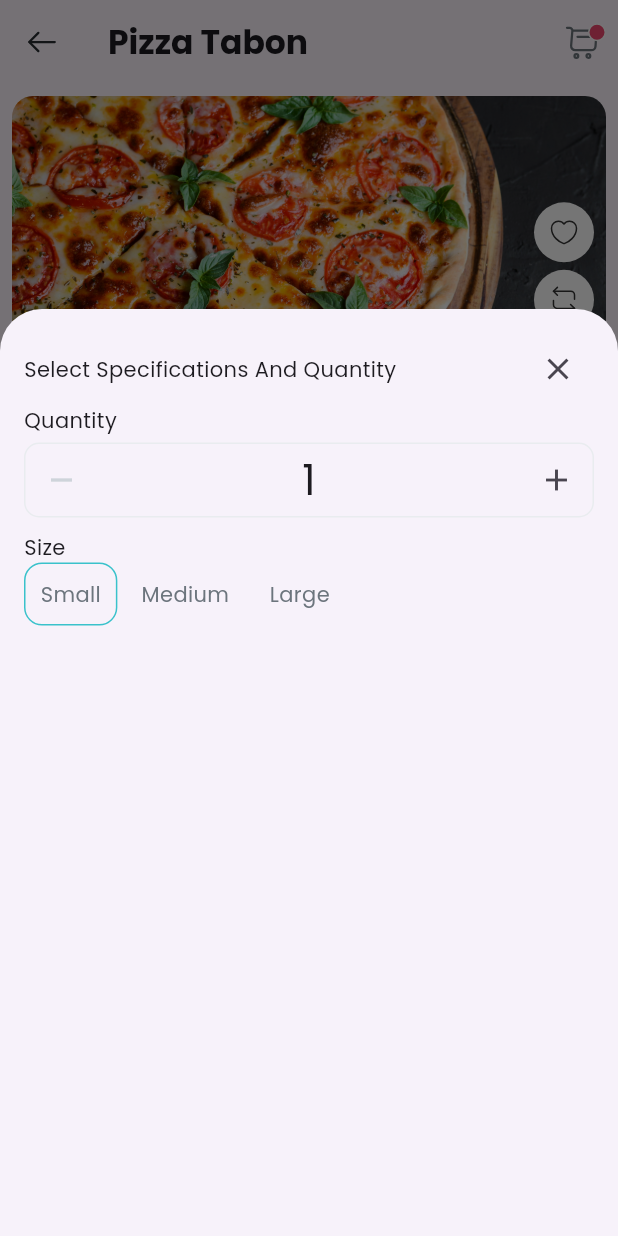
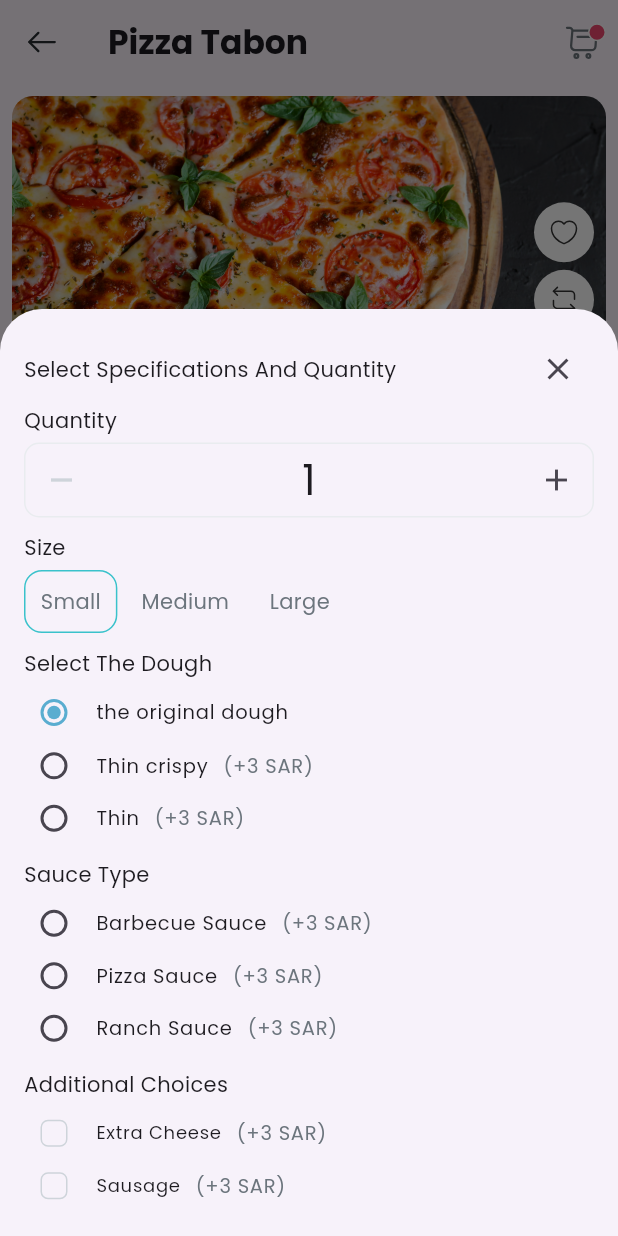
Before and after one commit to Marwanhoo/mostaql-hq-project, a Flutter app: the PizzaTabonScreen screen opened directly, after a tap on "Select Specifications And Quantity", on a phone screen of 412 x 824 dp. Run offline on Flutter 3.47's test engine with Material 3 defaults, Android fonts, the phone set to English and light mode, and no system bars; drawn by our look-alikes of flutter_rating_bar; our stand-ins replace flutter_svg, google_fonts.

Commit message:
finish home

```diff
--- a/lib/main.dart
+++ b/lib/main.dart
@@ -13,7 +13,7 @@ class MyApp extends StatelessWidget {
   Widget build(BuildContext context) {
     return MaterialApp(
       debugShowCheckedModeBanner: false,
-      title: 'Flutter Demo',
+      title: 'Muhammad Marwan',
       theme: ThemeData(
         useMaterial3: true,
         textTheme: GoogleFonts.poppinsTextTheme(),
--- a/lib/screens/pizza_tabon_screen.dart
+++ b/lib/screens/pizza_tabon_screen.dart
@@ -5,6 +5,8 @@ import 'package:mostaql_hq_project/colors/app_colors.dart';
 import 'package:mostaql_hq_project/components/components.dart';
 import 'package:mostaql_hq_project/styles/app_styles.dart';
 import 'package:mostaql_hq_project/widgets/quantity_add_and_remove_widget.dart';
+import 'package:mostaql_hq_project/widgets/select_check_list_tile_pizza_widget.dart';
+import 'package:mostaql_hq_project/widgets/select_radio_list_tile_pizza_widget.dart';
 import 'package:mostaql_hq_project/widgets/size_pizza_widget.dart';
 
 class PizzaTabonScreen extends StatelessWidget {
@@ -143,15 +145,18 @@ class PizzaTabonScreen extends StatelessWidget {
                         padding: const EdgeInsets.all(16),
                         width: double.infinity,
                         height: MediaQuery.of(context).size.height * 0.75,
-                        child:  Column(
+                        child: SingleChildScrollView(
+                          child: Column(
                             crossAxisAlignment: CrossAxisAlignment.start,
                             children: [
                               Row(
-                              mainAxisAlignment: MainAxisAlignment.spaceBetween,
+                                mainAxisAlignment:
+                                    MainAxisAlignment.spaceBetween,
                                 children: [
-                                 const Text("Select Specifications And Quantity"),
+                                  const Text(
+                                      "Select Specifications And Quantity"),
                                   CloseButton(
-                                  onPressed: (){
+                                    onPressed: () {
                                       Navigator.of(context).pop();
                                     },
                                   ),
@@ -162,9 +167,27 @@ class PizzaTabonScreen extends StatelessWidget {
                               const QuantityAddAndRemoveWidget(),
                               const SizedBox(height: 10),
                               const Text("Size"),
+                              const SizedBox(height: 5),
                               const SizePizzaWidget(),
-
+                              const SizedBox(height: 10),
+                              const Text("Select The Dough"),
+                              const SizedBox(height: 5),
+                              const SelectTheDoughPizzaWidget(),
+                              const SizedBox(height: 10),
+                              const Text("Sauce Type"),
+                              const SizedBox(height: 5),
+                              const SelectSauceTypePizzaWidget(),
+                              const SizedBox(height: 10),
+                              const Text("Additional Choices"),
+                              const SizedBox(height: 5),
+                              const AdditionalChoicesPizzaWidget(),
+                              const SizedBox(height: 10),
+                              const Text("Additional Choices"),
+                              const SizedBox(height: 5),
+                              const RemoveChoicesPizzaWidget(),
+                              const SizedBox(height: 10),
                             ],
+                          ),
                         ),
                       );
                     },
--- /dev/null
+++ b/lib/widgets/select_check_list_tile_pizza_widget.dart
@@ -0,0 +1,325 @@
+import 'package:flutter/material.dart';
+import 'package:mostaql_hq_project/colors/app_colors.dart';
+
+class AdditionalChoicesPizzaWidget extends StatefulWidget {
+  const AdditionalChoicesPizzaWidget({super.key});
+
+  @override
+  State<AdditionalChoicesPizzaWidget> createState() =>
+      _AdditionalChoicesPizzaWidgetState();
+}
+
+class _AdditionalChoicesPizzaWidgetState
+    extends State<AdditionalChoicesPizzaWidget> {
+  bool extraCheese = false;
+  bool sausage = false;
+  bool garlicBread = false;
+  bool ketchup = false;
+
+  @override
+  Widget build(BuildContext context) {
+    return Column(
+      children: [
+        CheckboxListTile(
+          side: MaterialStateBorderSide.resolveWith((states) {
+            if(states.contains(MaterialState.selected)){
+              return BorderSide.none;
+            }else{
+              return  BorderSide(
+                color: AppColors.greyColor,
+              );
+            }
+
+          }),
+          checkboxShape: RoundedRectangleBorder(
+            borderRadius: BorderRadius.circular(5),
+          ),
+          activeColor: AppColors.primaryColor,
+          title: Row(
+            children: [
+              const Text(
+                "Extra Cheese",
+                style: TextStyle(fontSize: 12), // Reduce text size
+              ),
+              const SizedBox(width: 10),
+              Text(
+                "(+3 SAR)",
+                style: TextStyle(
+                  color: AppColors.greyColor2,
+                ),
+              ),
+            ],
+          ),
+          contentPadding: EdgeInsets.zero,
+          controlAffinity: ListTileControlAffinity.leading,
+          visualDensity: const VisualDensity(horizontal: -4, vertical: -4),
+          dense: true,
+          value: extraCheese,
+          onChanged: (bool? checked) {
+            setState(() {
+              extraCheese = checked!;
+            });
+          },
+        ),
+        CheckboxListTile(
+          side: MaterialStateBorderSide.resolveWith((states) {
+            if(states.contains(MaterialState.selected)){
+              return BorderSide.none;
+            }else{
+              return  BorderSide(
+                color: AppColors.greyColor,
+              );
+            }
+
+          }),
+          checkboxShape: RoundedRectangleBorder(
+            borderRadius: BorderRadius.circular(5),
+          ),
+          activeColor: AppColors.primaryColor,
+          title: Row(
+            children: [
+              const Text(
+                "Sausage",
+                style: TextStyle(fontSize: 12), // Reduce text size
+              ),
+              const SizedBox(width: 10),
+              Text(
+                "(+3 SAR)",
+                style: TextStyle(
+                  color: AppColors.greyColor2,
+                ),
+              ),
+            ],
+          ),
+          contentPadding: EdgeInsets.zero,
+          controlAffinity: ListTileControlAffinity.leading,
+          visualDensity: const VisualDensity(horizontal: -4, vertical: -4),
+          dense: true,
+          value: sausage,
+          onChanged: (bool? checked) {
+            setState(() {
+              sausage = checked!;
+            });
+          },
+        ),
+        CheckboxListTile(
+          side: MaterialStateBorderSide.resolveWith((states) {
+            if(states.contains(MaterialState.selected)){
+              return BorderSide.none;
+            }else{
+              return  BorderSide(
+                color: AppColors.greyColor,
+              );
+            }
+
+          }),
+          checkboxShape: RoundedRectangleBorder(
+            borderRadius: BorderRadius.circular(5),
+          ),
+          activeColor: AppColors.primaryColor,
+          title: Row(
+            children: [
+              const Text(
+                "Garlic Bread ",
+                style: TextStyle(fontSize: 12), // Reduce text size
+              ),
+              const SizedBox(width: 10),
+              Text(
+                "(1 Pieces +3 SAR)",
+                style: TextStyle(
+                  color: AppColors.greyColor2,
+                ),
+              ),
+            ],
+          ),
+          contentPadding: EdgeInsets.zero,
+          controlAffinity: ListTileControlAffinity.leading,
+          visualDensity: const VisualDensity(horizontal: -4, vertical: -4),
+          dense: true,
+          value: garlicBread,
+          onChanged: (bool? checked) {
+            setState(() {
+              garlicBread = checked!;
+            });
+          },
+        ),
+        CheckboxListTile(
+          side: MaterialStateBorderSide.resolveWith((states) {
+            if(states.contains(MaterialState.selected)){
+              return BorderSide.none;
+            }else{
+              return  BorderSide(
+                color: AppColors.greyColor,
+              );
+            }
+
+          }),
+          checkboxShape: RoundedRectangleBorder(
+            borderRadius: BorderRadius.circular(5),
+          ),
+          activeColor: AppColors.primaryColor,
+          title: const Text(
+            "Ketchup",
+            style: TextStyle(fontSize: 12), // Reduce text size
+          ),
+          contentPadding: EdgeInsets.zero,
+          controlAffinity: ListTileControlAffinity.leading,
+          visualDensity: const VisualDensity(horizontal: -4, vertical: -4),
+          dense: true,
+          value: ketchup,
+          onChanged: (bool? checked) {
+            setState(() {
+              ketchup = checked!;
+            });
+          },
+        ),
+      ],
+    );
+  }
+}
+
+class RemoveChoicesPizzaWidget extends StatefulWidget {
+  const RemoveChoicesPizzaWidget({super.key});
+
+  @override
+  State<RemoveChoicesPizzaWidget> createState() =>
+      _RemoveChoicesPizzaWidgetState();
+}
+
+class _RemoveChoicesPizzaWidgetState extends State<RemoveChoicesPizzaWidget> {
+  bool tomato = false;
+  bool sausage = false;
+  bool garlicBread = false;
+  bool ketchup = false;
+
+  @override
+  Widget build(BuildContext context) {
+    return Column(
+      children: [
+        CheckboxListTile(
+          side: MaterialStateBorderSide.resolveWith((states) {
+            if(states.contains(MaterialState.selected)){
+              return BorderSide.none;
+            }else{
+              return  BorderSide(
+                color: AppColors.greyColor,
+              );
+            }
+
+          }),
+          checkboxShape: RoundedRectangleBorder(
+            borderRadius: BorderRadius.circular(5),
+          ),
+          activeColor: AppColors.primaryColor,
+          title: const Text(
+            "Tomato",
+            style: TextStyle(fontSize: 12), // Reduce text size
+          ),
+          contentPadding: EdgeInsets.zero,
+          controlAffinity: ListTileControlAffinity.leading,
+          visualDensity: const VisualDensity(horizontal: -4, vertical: -4),
+          dense: true,
+          value: tomato,
+          onChanged: (bool? checked) {
+            setState(() {
+              tomato = checked!;
+            });
+          },
+        ),
+        CheckboxListTile(
+          side: MaterialStateBorderSide.resolveWith((states) {
+            if(states.contains(MaterialState.selected)){
+              return BorderSide.none;
+            }else{
+              return  BorderSide(
+                color: AppColors.greyColor,
+              );
+            }
+
+          }),
+          checkboxShape: RoundedRectangleBorder(
+            borderRadius: BorderRadius.circular(5),
+          ),
+          activeColor: AppColors.primaryColor,
+          title: const Text(
+            "Sausage",
+            style: TextStyle(fontSize: 12), // Reduce text size
+          ),
+          contentPadding: EdgeInsets.zero,
+          controlAffinity: ListTileControlAffinity.leading,
+          visualDensity: const VisualDensity(horizontal: -4, vertical: -4),
+          dense: true,
+          value: sausage,
+          onChanged: (bool? checked) {
+            setState(() {
+              sausage = checked!;
+            });
+          },
+        ),
+        CheckboxListTile(
+          side: MaterialStateBorderSide.resolveWith((states) {
+            if(states.contains(MaterialState.selected)){
+              return BorderSide.none;
+            }else{
+              return  BorderSide(
+                color: AppColors.greyColor,
+              );
+            }
+
+          }),
+          checkboxShape: RoundedRectangleBorder(
+            borderRadius: BorderRadius.circular(5),
+          ),
+          activeColor: AppColors.primaryColor,
+          title: const Text(
+            "Garlic Bread ",
+            style: TextStyle(fontSize: 12), // Reduce text size
+          ),
+          contentPadding: EdgeInsets.zero,
+          controlAffinity: ListTileControlAffinity.leading,
+          visualDensity: const VisualDensity(horizontal: -4, vertical: -4),
+          dense: true,
+          value: garlicBread,
+          onChanged: (bool? checked) {
+            setState(() {
+              garlicBread = checked!;
+            });
+          },
+        ),
+        CheckboxListTile(
+          side: MaterialStateBorderSide.resolveWith((states) {
+            if(states.contains(MaterialState.selected)){
+              return BorderSide.none;
+            }else{
+              return  BorderSide(
+                color: AppColors.greyColor,
+              );
+            }
+
+          }),
+          checkboxShape: RoundedRectangleBorder(
+            borderRadius: BorderRadius.circular(5),
+          ),
+          activeColor: AppColors.primaryColor,
+          shape: RoundedRectangleBorder(
+            borderRadius: BorderRadius.circular(10),
+          ),
+          title: const Text(
+            "Ketchup",
+            style: TextStyle(fontSize: 12), // Reduce text size
+          ),
+          contentPadding: EdgeInsets.zero,
+          controlAffinity: ListTileControlAffinity.leading,
+          visualDensity: const VisualDensity(horizontal: -4, vertical: -4),
+          dense: true,
+          value: ketchup,
+          onChanged: (bool? checked) {
+            setState(() {
+              ketchup = checked!;
+            });
+          },
+        ),
+      ],
+    );
+  }
+}
--- /dev/null
+++ b/lib/widgets/select_radio_list_tile_pizza_widget.dart
@@ -0,0 +1,137 @@
+import 'package:flutter/material.dart';
+import 'package:mostaql_hq_project/colors/app_colors.dart';
+import 'package:mostaql_hq_project/styles/app_styles.dart';
+
+class SelectTheDoughPizzaWidget extends StatefulWidget {
+  const SelectTheDoughPizzaWidget({super.key});
+
+  @override
+  State<SelectTheDoughPizzaWidget> createState() =>
+      _SelectTheDoughPizzaWidgetState();
+}
+
+class _SelectTheDoughPizzaWidgetState extends State<SelectTheDoughPizzaWidget> {
+  String selectedDough = "The Original Dough";
+
+  @override
+  Widget build(BuildContext context) {
+    return Column(
+      children: [
+        buildRadioListTile(
+          value: "The Original Dough",
+          text: "the original dough",
+        ),
+        buildRadioListTile(
+          value: "Thin Crispy",
+          text: "Thin crispy",
+          textPrice: "(+3 SAR)",
+        ),
+        buildRadioListTile(
+          value: "Thin",
+          text: "Thin",
+          textPrice: "(+3 SAR)",
+        ),
+      ],
+    );
+  }
+
+  RadioListTile<String> buildRadioListTile({
+    required String value,
+    required String text,
+    String? textPrice,
+  }) {
+    return RadioListTile<String>(
+      activeColor: AppColors.primaryColor,
+      contentPadding: EdgeInsets.zero,
+      visualDensity: const VisualDensity(horizontal: -4, vertical: -4),
+      dense: true,
+      title: Row(
+        children: [
+          Text(text),
+          const SizedBox(width: 10),
+          Text(
+            textPrice ?? "",
+            style: TextStyle(
+              color: AppColors.greyColor2,
+            ),
+          ),
+        ],
+      ),
+      value: value,
+      groupValue: selectedDough,
+      onChanged: (value) {
+        setState(() {
+          selectedDough = value!;
+        });
+      },
+    );
+  }
+
+  Radio<String> buildRadio({
+    required String value,
+  }) {
+    return Radio(
+      value: value,
+      groupValue: selectedDough,
+      onChanged: (value) {
+        setState(() {
+          selectedDough = value!;
+        });
+      },
+    );
+  }
+}
+
+class SelectSauceTypePizzaWidget extends StatefulWidget {
+  const SelectSauceTypePizzaWidget({super.key});
+
+  @override
+  State<SelectSauceTypePizzaWidget> createState() =>
+      _SelectSauceTypePizzaWidgetState();
+}
+
+class _SelectSauceTypePizzaWidgetState
+    extends State<SelectSauceTypePizzaWidget> {
+  String selectedSauceType = "Barbecue Sauce";
+
+  @override
+  Widget build(BuildContext context) {
+    return Column(
+      children: [
+        buildRadioListTile(value: "Barbecue sauce", text: "Barbecue Sauce"),
+        buildRadioListTile(value: "Pizza Sauce", text: "Pizza Sauce"),
+        buildRadioListTile(value: "Ranch sauce", text: "Ranch Sauce"),
+      ],
+    );
+  }
+
+  RadioListTile<String> buildRadioListTile({
+    required String value,
+    required String text,
+  }) {
+    return RadioListTile<String>(
+      contentPadding: EdgeInsets.zero,
+      visualDensity: const VisualDensity(horizontal: -4, vertical: -4),
+      dense: true,
+      title: Row(
+        children: [
+          Text(text),
+          SizedBox(width: 10,),
+          Text(
+            "(+3 SAR)",
+            style: TextStyle(
+              color: AppColors.greyColor2,
+            ),
+          ),
+        ],
+      ),
+      value: value,
+      groupValue: selectedSauceType,
+      onChanged: (value) {
+        setState(() {
+          selectedSauceType = value!;
+        });
+      },
+    );
+  }
+}
```
Also changed, not shown: 1 other file. Lines whose indentation alone changed are shown as unchanged.
